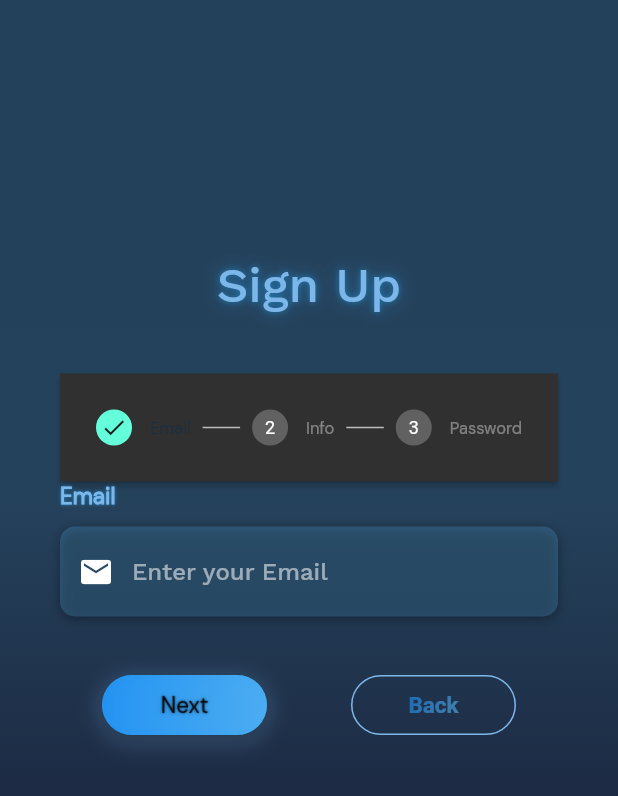
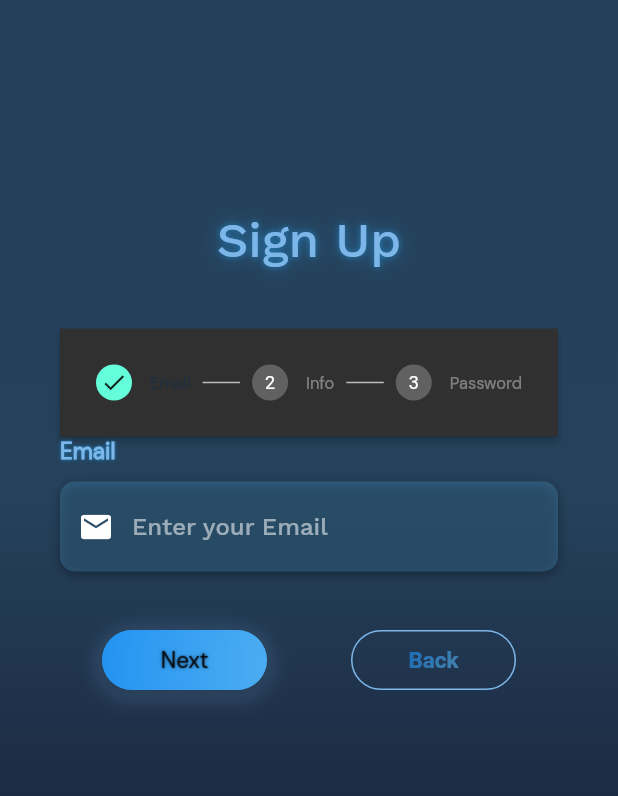
Before and after one commit to MoneyTrackScope/MoneyTrack.Mobile, a Flutter app: the screen it shows after launch, on a phone screen of 412 x 824 dp. Shown: the top 796 px of the screen. Run offline on Flutter 3.47's test engine with Material 2 defaults, Android fonts, the phone set to English and light mode, and no system bars; our stand-ins replace datetime_picker_formfield, decimal, equatable, flutter_secure_storage, get_it, grouped_list and 1 more.

Commit message:
fix stepper

```diff
--- a/lib/src/pages/login/signUp_page.dart
+++ b/lib/src/pages/login/signUp_page.dart
@@ -92,7 +92,7 @@ class _SignUpPageState extends State<SignUpPage> {
               icon: Icons.lock),
         ),
         Padding(
-          padding: const EdgeInsets.only(bottom: 50),
+          padding: const EdgeInsets.only(bottom: 15),
           child: InputWithLabel(
               controller: _confirmPasswordController,
               label: 'Confirm Password',
@@ -114,12 +114,13 @@ class _SignUpPageState extends State<SignUpPage> {
             mainAxisAlignment: MainAxisAlignment.center,
             children: [
               Padding(
-                padding: const EdgeInsets.only(bottom: 40, top: 130),
+                padding: const EdgeInsets.only(bottom: 40, top: 100),
                 child: Text('Sign Up', style: theme.titleTextStyle),
               ),
               Expanded(
                 child: CustomStepper(
                     type: StepperType.horizontal,
+                    currentStep: _currentStep,
                     margin: EdgeInsets.zero,
                     physics: const ScrollPhysics(),
                     onStepTapped: (int step) =>
```
